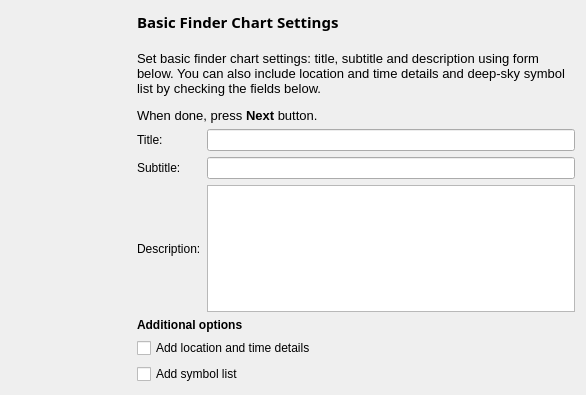
Above: kstars/printing/pwizchartconfig.ui from KDE/kstars before the change. Below: the same form after it.
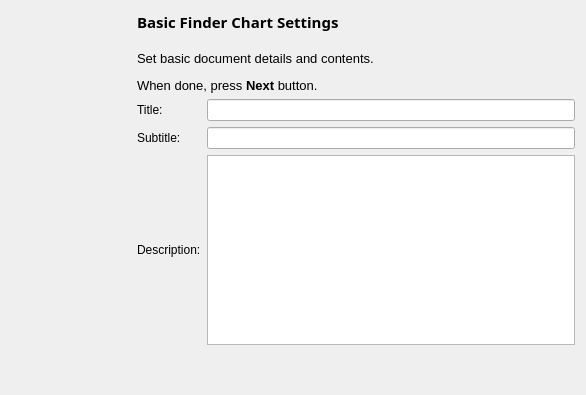
That is the form after the change.

```diff
--- a/kstars/printing/pwizchartconfig.ui
+++ b/kstars/printing/pwizchartconfig.ui
@@ -97,7 +97,7 @@
 &lt;html&gt;&lt;head&gt;&lt;meta name=&quot;qrichtext&quot; content=&quot;1&quot; /&gt;&lt;style type=&quot;text/css&quot;&gt;
 p, li { white-space: pre-wrap; }
 &lt;/style&gt;&lt;/head&gt;&lt;body style=&quot; font-family:'Sans'; font-size:10pt; font-weight:400; font-style:normal;&quot;&gt;
-&lt;p style=&quot; margin-top:12px; margin-bottom:12px; margin-left:0px; margin-right:0px; -qt-block-indent:0; text-indent:0px;&quot;&gt;Set basic finder chart settings: title, subtitle and description using form below. You can also include location and time details and deep-sky symbol list by checking the fields below.&lt;/p&gt;
+&lt;p style=&quot; margin-top:12px; margin-bottom:12px; margin-left:0px; margin-right:0px; -qt-block-indent:0; text-indent:0px;&quot;&gt;Set basic document details and contents.&lt;/p&gt;
 &lt;p style=&quot; margin-top:12px; margin-bottom:12px; margin-left:0px; margin-right:0px; -qt-block-indent:0; text-indent:0px;&quot;&gt;When done, press &lt;span style=&quot; font-weight:600;&quot;&gt;Next&lt;/span&gt; button.&lt;/p&gt;&lt;/body&gt;&lt;/html&gt;</string>
        </property>
        <property name="wordWrap">
@@ -138,47 +138,23 @@
         </widget>
        </item>
        <item row="2" column="1">
-        <widget class="QPlainTextEdit" name="descriptionTextEdit">
-         <property name="enabled">
-          <bool>true</bool>
+        <widget class="QPlainTextEdit" name="descriptionTextEdit"/>
+       </item>
+       <item row="3" column="1">
+        <spacer name="verticalSpacer">
+         <property name="orientation">
+          <enum>Qt::Vertical</enum>
          </property>
-         <property name="sizePolicy">
-          <sizepolicy hsizetype="Expanding" vsizetype="Minimum">
-           <horstretch>0</horstretch>
-           <verstretch>0</verstretch>
-          </sizepolicy>
+         <property name="sizeHint" stdset="0">
+          <size>
+           <width>20</width>
+           <height>40</height>
+          </size>
          </property>
-        </widget>
+        </spacer>
        </item>
       </layout>
      </item>
-     <item>
-      <widget class="QLabel" name="label_4">
-       <property name="font">
-        <font>
-         <weight>75</weight>
-         <bold>true</bold>
-        </font>
-       </property>
-       <property name="text">
-        <string>Additional options</string>
-       </property>
-      </widget>
-     </item>
-     <item>
-      <widget class="QCheckBox" name="geoTimeBox">
-       <property name="text">
-        <string>Add location and time details</string>
-       </property>
-      </widget>
-     </item>
-     <item>
-      <widget class="QCheckBox" name="symbolListBox">
-       <property name="text">
-        <string>Add symbol list</string>
-       </property>
-      </widget>
-     </item>
     </layout>
    </item>
   </layout>
```
